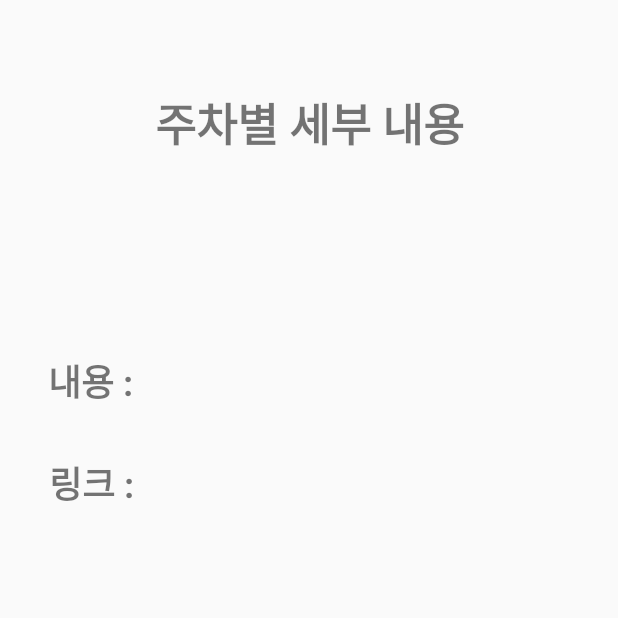
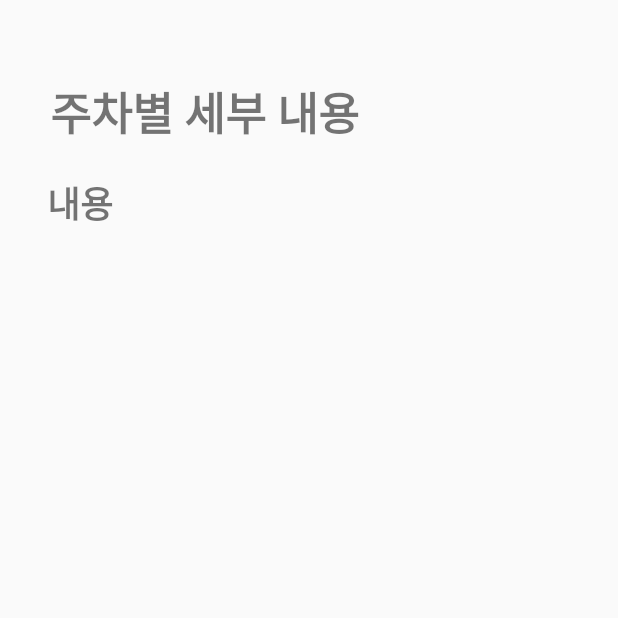
Before and after one commit to gnstjr322/mobile_git, an Android app: the DetailViewActivity2 screen opened directly, with no data from a screen before it, on a phone screen of 412 x 824 dp, the top half of it. Run offline under Robolectric (Android 15) with nearby library versions, the phone set to English and light mode, and no system bars; 1 statement that could not run was skipped.

Commit message:
안드로이드 ver 2.3.1

```diff
--- a/Android/Oh/app/src/main/java/com/example/myapplication/DetailViewActivity2.kt
+++ b/Android/Oh/app/src/main/java/com/example/myapplication/DetailViewActivity2.kt
@@ -7,7 +7,11 @@ import android.util.Log
 import kotlinx.android.synthetic.main.activity_detail_view.*
 import kotlinx.android.synthetic.main.login_activity.*
 import android.text.util.Linkify
-
+import android.webkit.WebView
+import android.widget.ListView
+import android.widget.TextView
+import kotlinx.android.synthetic.main.activity_detail_view2.*
+import android.widget.ArrayAdapter as ArrayAdapter1
 
 
 class DetailViewActivity2 : AppCompatActivity() {
@@ -16,23 +20,38 @@ class DetailViewActivity2 : AppCompatActivity() {
 
     var b1 : ArrayList<String?>? = null
     var b2 : ArrayList<String?>? = null
-
-    // 돈계산된거 보이게 한다. 텍스트로
-    fun  reload(){
-        textView33.text = b1?.toString()// text는 문자열 형식이기 떄문에 toString 해줘야함
-        textView22.text = b2?.toString()// text는 문자열 형식이기 떄문에 toString 해줘야함
-    }
+    var position : Int? = null
 
     override fun onCreate(savedInstanceState: Bundle?) {
+
         super.onCreate(savedInstanceState)
         setContentView(R.layout.activity_detail_view2)
-        b1 = intent.getStringArrayListExtra("LinkName")
-        b2 = intent.getStringArrayListExtra("Link")
+
+        b1 = intent?.getStringArrayListExtra("LinkName")
+        b2 = intent?.getStringArrayListExtra("Link") //url
+
         Log.d("aaadsd", b1.toString())
         Log.d("aaadsd2", b2.toString())
 
-        reload()
-        Linkify.addLinks(textView33, Linkify.WEB_URLS)
+        val list : ListView = findViewById(R.id.detail_list)
+
+        val adapter = ArrayAdapter1(this, android.R.layout.simple_list_item_1, b2 as ArrayList<String>)
+
+        list.adapter = adapter
+
+        list.setOnItemClickListener{parent , view , position, id->       //마우스 클릭했을때 이벤트 나오는것... 람다 함수
+
+            this.position = position
+            val intent = Intent(this, WebActivity::class.java)
+
+
+            intent.putExtra("Link",b1!![position])
+
+
+            startActivityForResult(intent, 1)
+        }
+
+
 
     }
 
--- a/Android/Oh/app/src/main/java/com/example/myapplication/RealService.kt
+++ b/Android/Oh/app/src/main/java/com/example/myapplication/RealService.kt
@@ -54,7 +54,7 @@ class RealService : Service() {
                     var fd1 = fd?.split('/')
                     //showToast(getApplication(), sdf.format(date));
                     if(fd1 != null){
-                        HttpAsyncTask(fd1[0], fd1[1],sdf.format(date)).execute("http:/192.168.163.60:8080")
+                        HttpAsyncTask(fd1[0], fd1[1],sdf.format(date)).execute("http:/192.168.196.232:8080")
                     }
                     //sendNotification(sdf.format(date))
                 } catch (e: InterruptedException) {
--- a/Android/Oh/app/src/main/java/com/example/myapplication/RegisterActivity.kt
+++ b/Android/Oh/app/src/main/java/com/example/myapplication/RegisterActivity.kt
@@ -59,7 +59,7 @@ class RegisterActivity : AppCompatActivity() { // 여기서 서버에 아이디
     var auto_nameList3: List<Cal>? = ArrayList()
     var auto_nameList4: List<Subject>? = ArrayList()
 
-    var Str_url : String = "http:/192.168.163.60:8080"
+    var Str_url : String = "http:/192.168.196.232:8080"
 
 
 
--- a/Android/Oh/app/src/main/java/com/example/myapplication/TabFragment.kt
+++ b/Android/Oh/app/src/main/java/com/example/myapplication/TabFragment.kt
@@ -41,11 +41,11 @@ class TabFragment(var nameList : List<Name>) : Fragment() {
             var b = nameList[position].link
             //Linkify.addLinks(b, Linkify.WEB_URLS)
             //println(weatherList[position].country)
-            val intent = Intent(activity, DetailViewActivity::class.java)
+            val intent = Intent(activity, WebActivity::class.java)
 
             intent.putExtra("Link", b)
 
-            //startActivityForResult(intent,1)
+            startActivityForResult(intent,1)
         }
         return view
     }
--- a/Android/Oh/app/src/main/res/layout/activity_detail_view2.xml
+++ b/Android/Oh/app/src/main/res/layout/activity_detail_view2.xml
@@ -7,70 +7,41 @@
     tools:context=".DetailViewActivity">
 
     <TextView
-        android:id="@+id/textView11"
-        android:layout_width="168dp"
-        android:layout_height="50dp"
-        android:layout_marginTop="164dp"
-        app:layout_constraintEnd_toEndOf="parent"
-        app:layout_constraintStart_toStartOf="parent"
-        app:layout_constraintTop_toTopOf="parent" />
-
-    <TextView
-        android:id="@+id/textView22"
-        android:layout_width="0dp"
-        android:layout_height="50dp"
-        android:layout_marginTop="24dp"
-        android:text="TextView"
-        app:layout_constraintEnd_toEndOf="@+id/textView11"
-        app:layout_constraintHorizontal_bias="0.0"
-        app:layout_constraintStart_toStartOf="@+id/textView11"
-        app:layout_constraintTop_toBottomOf="@+id/textView11" />
-
-    <TextView
-        android:id="@+id/textView33"
-        android:layout_width="164dp"
-        android:layout_height="50dp"
-        android:layout_marginTop="24dp"
-        app:layout_constraintEnd_toEndOf="@+id/textView22"
-        app:layout_constraintHorizontal_bias="0.0"
-        app:layout_constraintStart_toStartOf="@+id/textView22"
-        app:layout_constraintTop_toBottomOf="@+id/textView22" />
-
-    <TextView
         android:id="@+id/textView13"
         android:layout_width="wrap_content"
         android:layout_height="wrap_content"
-        android:layout_marginTop="236dp"
-        android:text="내용 :"
+        android:layout_marginStart="28dp"
+        android:layout_marginLeft="28dp"
+        android:layout_marginTop="20dp"
+        android:text="내용 "
         android:textSize="24sp"
         android:textStyle="bold"
-        app:layout_constraintEnd_toStartOf="@+id/textView22"
-        app:layout_constraintHorizontal_bias="0.492"
+        app:layout_constraintEnd_toEndOf="parent"
+        app:layout_constraintHorizontal_bias="0.009"
         app:layout_constraintStart_toStartOf="parent"
-        app:layout_constraintTop_toTopOf="parent" />
-
-    <TextView
-        android:id="@+id/textView14"
-        android:layout_width="wrap_content"
-        android:layout_height="wrap_content"
-        android:layout_marginTop="32dp"
-        android:text="링크 :"
-        android:textSize="24sp"
-        android:textStyle="bold"
-        app:layout_constraintEnd_toStartOf="@+id/textView33"
-        app:layout_constraintStart_toStartOf="parent"
-        app:layout_constraintTop_toBottomOf="@+id/textView13" />
+        app:layout_constraintTop_toBottomOf="@+id/textView15" />
 
     <TextView
         android:id="@+id/textView15"
         android:layout_width="wrap_content"
         android:layout_height="wrap_content"
+        android:layout_marginTop="52dp"
         android:text="주차별 세부 내용"
         android:textSize="30sp"
         android:textStyle="bold"
-        app:layout_constraintBottom_toTopOf="@+id/textView11"
         app:layout_constraintEnd_toEndOf="parent"
+        app:layout_constraintHorizontal_bias="0.161"
         app:layout_constraintStart_toStartOf="parent"
         app:layout_constraintTop_toTopOf="parent" />
 
+    <ListView
+        android:id="@+id/detail_list"
+        android:layout_width="405dp"
+        android:layout_height="511dp"
+        app:layout_constraintBottom_toBottomOf="parent"
+        app:layout_constraintEnd_toEndOf="parent"
+        app:layout_constraintStart_toStartOf="parent"
+        app:layout_constraintTop_toTopOf="parent"
+        app:layout_constraintVertical_bias="1.0" />
+
 </androidx.constraintlayout.widget.ConstraintLayout>
```
Also changed, not shown: Android/Oh/app/src/main/AndroidManifest.xml (+20 -20 lines), Android/Oh/app/src/main/java/com/example/myapplication/DetailViewActivity.kt (deleted, +0 -47 lines), Android/Oh/app/src/main/java/com/example/myapplication/TabFragment4.kt (+7 -0 lines), Android/Oh/app/src/main/java/com/example/myapplication/WebActivity.kt (added, +23 -0 lines), Android/Oh/app/src/main/res/layout/activity_web.xml (added, +15 -0 lines), Android/Oh/app/src/main/res/values/strings.xml (+29 -29 lines).
